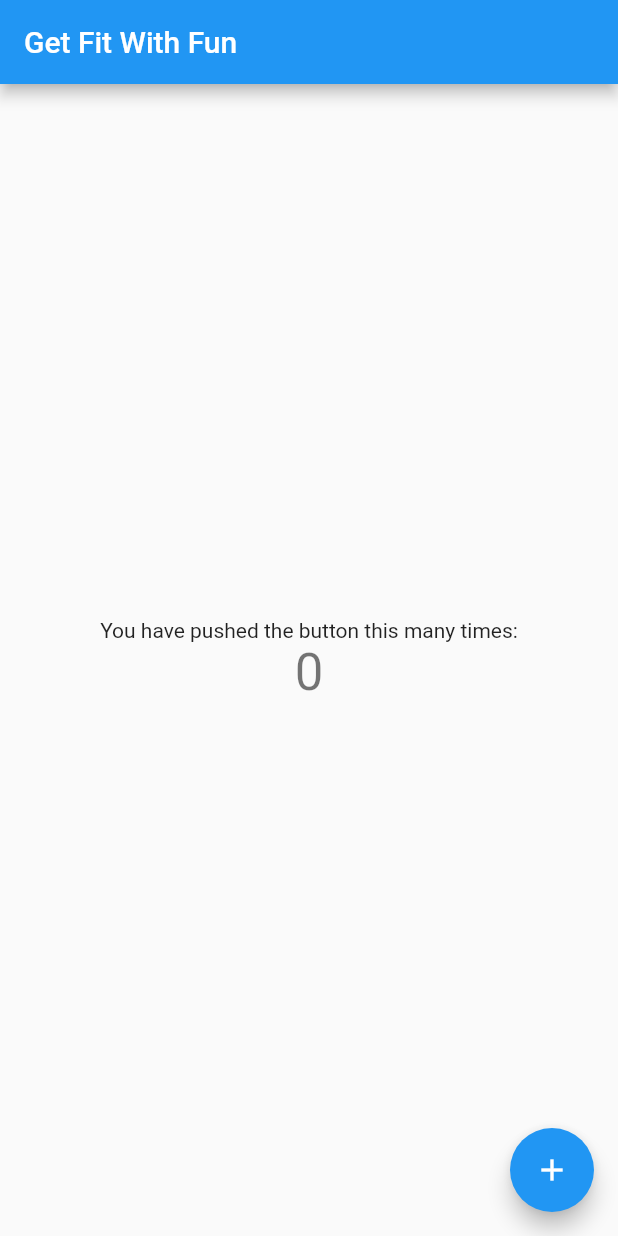
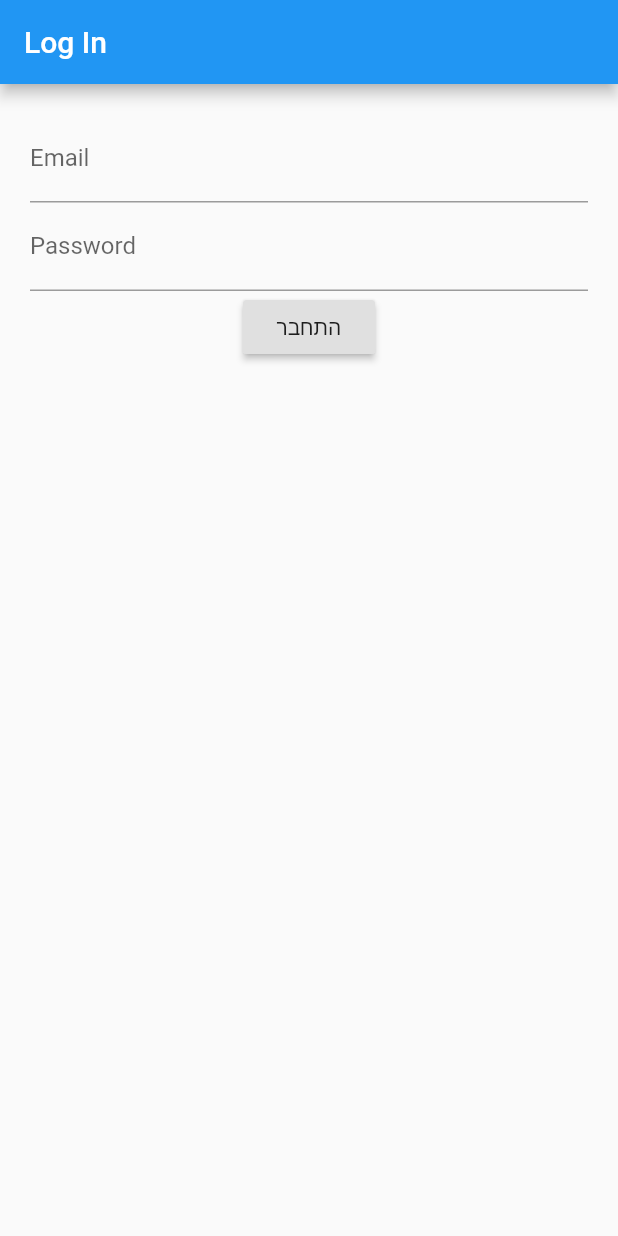
Before and after one commit to nachtiomer/fitness_budds, a Flutter app: the screen it shows after launch, on a phone screen of 412 x 824 dp. Run offline on Flutter 3.47's test engine with Material 2 defaults, Android fonts, the phone set to English and light mode, and no system bars; our stand-ins replace firebase_auth; accounts and stored records are empty.

Commit message:
added login
added

```diff
--- /dev/null
+++ b/lib/authorizationPages/login.dart
@@ -0,0 +1,82 @@
+import 'package:firebase_auth/firebase_auth.dart';
+import 'package:fitnessbudds/homePage.dart';
+import 'package:flutter/material.dart';
+
+class LoginPage extends StatefulWidget {
+  @override
+  _LoginPageState createState() => _LoginPageState();
+}
+
+class _LoginPageState extends State<LoginPage> {
+  String _password, _email, _errorMessage;
+  final GlobalKey<FormState> _formKey = GlobalKey<FormState>();
+
+  bool _validateEmail(email) {
+    return email.isEmpty;
+  }
+
+  bool _validatePassword(input) {
+    return input.length < 6;
+  }
+
+  Future<void> _logIn() async {
+    final formState = _formKey.currentState;
+    if (formState.validate()) {
+      formState.save();
+      try {
+        AuthResult result = await FirebaseAuth.instance
+            .signInWithEmailAndPassword(email: _email, password: _password);
+        FirebaseUser user = result.user;
+        Navigator.push(
+            context,
+            MaterialPageRoute(
+                builder: (context) => MyHomePage(title: 'FitnessBudds')));
+      } catch (e) {
+        print(e.message);
+        setState(() {
+          _errorMessage = e.message;
+        });
+      }
+    }
+  }
+
+  @override
+  Widget build(BuildContext context) {
+    if (_errorMessage == null) {
+      _errorMessage = '';
+    }
+
+    return Scaffold(
+        appBar: AppBar(title: Text('Log In')),
+        body: Form(
+            key: _formKey,
+            child: Container(
+              margin: EdgeInsets.all(20),
+              child: Column(children: <Widget>[
+                TextFormField(
+                  // ignore: missing_return
+                  validator: (input) {
+                    if (_validateEmail(input)) {
+                      return 'Please enter a valid Email';
+                    }
+                  },
+                  onSaved: (input) => _email = input,
+                  decoration: InputDecoration(labelText: 'Email'),
+                ),
+                TextFormField(
+                  // ignore: missing_return
+                  validator: (input) {
+                    if (_validatePassword(input)) {
+                      return 'Please enter a valid Password';
+                    }
+                  },
+                  onSaved: (input) => _password = input,
+                  decoration: InputDecoration(labelText: 'Password'),
+                  obscureText: true,
+                ),
+                RaisedButton(onPressed: _logIn, child: Text('התחבר')),
+                Text(_errorMessage)
+              ]),
+            )));
+  }
+}
--- a/lib/main.dart
+++ b/lib/main.dart
@@ -1,4 +1,5 @@
 import 'package:flutter/material.dart';
+import './authorizationPages/login.dart';
 
 void main() => runApp(FitnessBudds());
 
@@ -20,92 +21,7 @@ class FitnessBudds extends StatelessWidget {
         // is not restarted.
         primarySwatch: Colors.blue,
       ),
-      home: MyHomePage(title: 'Get Fit With Fun'),
+      home: LoginPage(),
     );
   }
 }
-
-class MyHomePage extends StatefulWidget {
-  MyHomePage({Key key, this.title}) : super(key: key);
-
-  // This widget is the home page of your application. It is stateful, meaning
-  // that it has a State object (defined below) that contains fields that affect
-  // how it looks.
-
-  // This class is the configuration for the state. It holds the values (in this
-  // case the title) provided by the parent (in this case the App widget) and
-  // used by the build method of the State. Fields in a Widget subclass are
-  // always marked "final".
-
-  final String title;
-
-  @override
-  _MyHomePageState createState() => _MyHomePageState();
-}
-
-class _MyHomePageState extends State<MyHomePage> {
-  int _counter = 0;
-
-  void _incrementCounter() {
-    setState(() {
-      // This call to setState tells the Flutter framework that something has
-      // changed in this State, which causes it to rerun the build method below
-      // so that the display can reflect the updated values. If we changed
-      // _counter without calling setState(), then the build method would not be
-      // called again, and so nothing would appear to happen.
-      _counter++;
-    });
-  }
-
-  @override
-  Widget build(BuildContext context) {
-    // This method is rerun every time setState is called, for instance as done
-    // by the _incrementCounter method above.
-    //
-    // The Flutter framework has been optimized to make rerunning build methods
-    // fast, so that you can just rebuild anything that needs updating rather
-    // than having to individually change instances of widgets.
-    return Scaffold(
-      appBar: AppBar(
-        // Here we take the value from the MyHomePage object that was created by
-        // the App.build method, and use it to set our appbar title.
-        title: Text(widget.title),
-      ),
-      body: Center(
-        // Center is a layout widget. It takes a single child and positions it
-        // in the middle of the parent.
-        child: Column(
-          // Column is also a layout widget. It takes a list of children and
-          // arranges them vertically. By default, it sizes itself to fit its
-          // children horizontally, and tries to be as tall as its parent.
-          //
-          // Invoke "debug painting" (press "p" in the console, choose the
-          // "Toggle Debug Paint" action from the Flutter Inspector in Android
-          // Studio, or the "Toggle Debug Paint" command in Visual Studio Code)
-          // to see the wireframe for each widget.
-          //
-          // Column has various properties to control how it sizes itself and
-          // how it positions its children. Here we use mainAxisAlignment to
-          // center the children vertically; the main axis here is the vertical
-          // axis because Columns are vertical (the cross axis would be
-          // horizontal).
-          mainAxisAlignment: MainAxisAlignment.center,
-          children: <Widget>[
-            Text(
-              'You have pushed the button this many times:',
-            ),
-            Text(
-              '$_counter',
-              style: Theme.of(context).textTheme.display1,
-            ),
-          ],
-        ),
-      ),
-      floatingActionButton: FloatingActionButton(
-        onPressed: _incrementCounter,
-        tooltip: 'Increment',
-        child: Icon(Icons.add),
-      ), // This trailing comma makes auto-formatting nicer for build methods.
-    );
-  }
-}
--- a/pubspec.yaml
+++ b/pubspec.yaml
@@ -23,6 +23,7 @@ dependencies:
   # The following adds the Cupertino Icons font to your application.
   # Use with the CupertinoIcons class for iOS style icons.
   cupertino_icons: ^0.1.2
+  firebase_auth: ^0.15.5+3
 
 dev_dependencies:
   flutter_test:
```
Also changed, not shown: lib/homePage.dart (added, +47 -0 lines), pubspec.lock, 2 other files.
